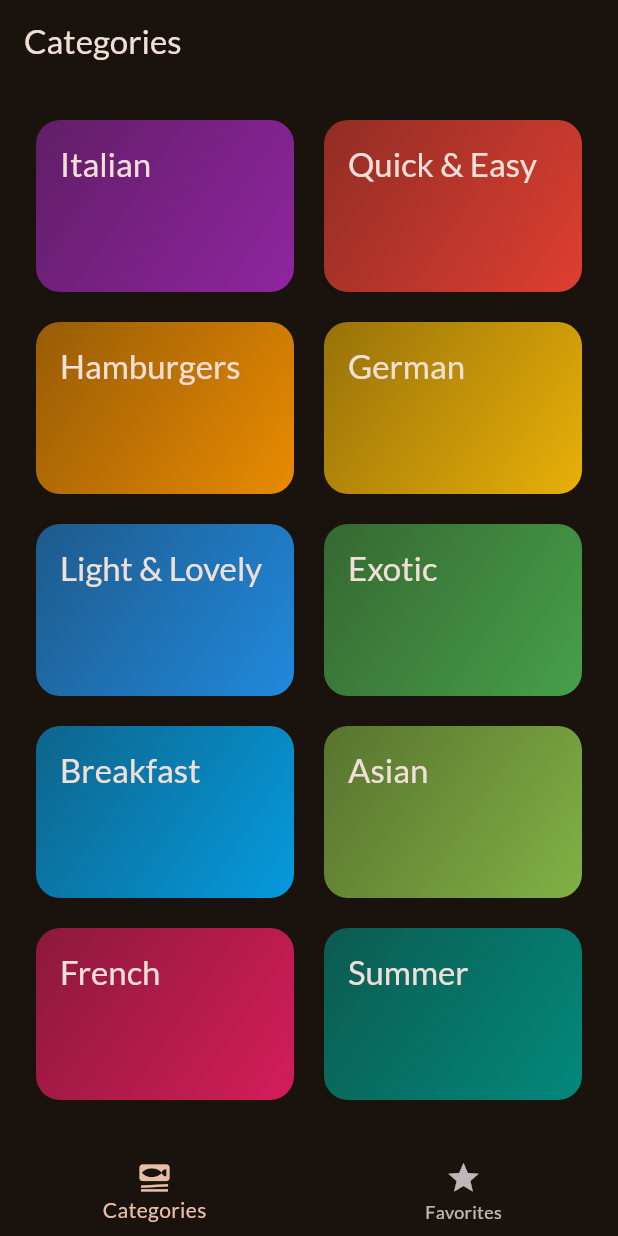
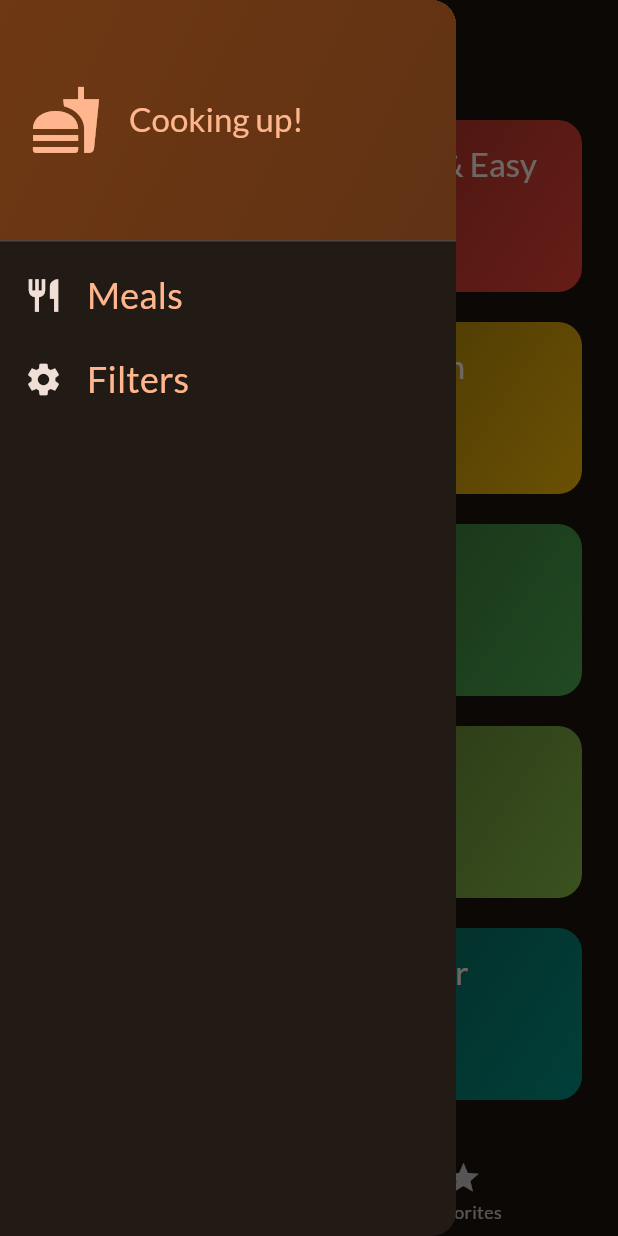
Before and after one commit to sweihmuller/meals_app, a Flutter app: the screen it shows after launch, with the side drawer open (before the commit the screen has no drawer), on a phone screen of 412 x 824 dp. Run offline on Flutter 3.47's test engine with Material 3 defaults, Android fonts, the phone set to English and light mode, and no system bars; our stand-ins replace google_fonts, transparent_image.

Commit message:
Adding a Side Drawer

```diff
--- a/lib/screens/tabs.dart
+++ b/lib/screens/tabs.dart
@@ -2,6 +2,7 @@ import 'package:flutter/material.dart';
 import 'package:meals_app/models/meal.dart';
 import 'package:meals_app/screens/categories.dart';
 import 'package:meals_app/screens/meals.dart';
+import 'package:meals_app/widgets/main_drawer.dart';
 
 class TabsScreen extends StatefulWidget {
   const TabsScreen({super.key});
@@ -45,6 +46,13 @@ class _TabsScreen extends State<TabsScreen> {
     });
   }
 
+  void _setScreen(String identifier) {
+    if (identifier == 'filters') {
+    } else {
+      Navigator.of(context).pop();
+    }
+  }
+
   @override
   Widget build(BuildContext context) {
     Widget activePage = CategoriesScreen(
@@ -63,7 +71,7 @@ class _TabsScreen extends State<TabsScreen> {
     return Scaffold(
       appBar: AppBar(title: Text(activePageTitle)),
       body: activePage,
-
+      drawer: MainDrawer(onSelectScreen: _setScreen),
       bottomNavigationBar: BottomNavigationBar(
         items: [
           BottomNavigationBarItem(
--- /dev/null
+++ b/lib/widgets/main_drawer.dart
@@ -0,0 +1,83 @@
+import 'package:flutter/material.dart';
+
+class MainDrawer extends StatelessWidget {
+  const MainDrawer({super.key, required this.onSelectScreen});
+
+  final void Function(String identifier) onSelectScreen;
+
+  @override
+  Widget build(BuildContext context) {
+    return Drawer(
+      child: Column(
+        children: [
+          DrawerHeader(
+            padding: const EdgeInsets.all(20),
+            decoration: BoxDecoration(
+              gradient: LinearGradient(
+                colors: [
+                  Theme.of(context).colorScheme.primaryContainer,
+                  Theme.of(
+                    context,
+                  ).colorScheme.primaryContainer.withValues(alpha: 0.8),
+                ],
+                begin: Alignment.topLeft,
+                end: Alignment.bottomRight,
+              ),
+            ),
+            child: Row(
+              children: [
+                Icon(
+                  Icons.fastfood,
+                  size: 48,
+                  color: Theme.of(context).colorScheme.primary,
+                ),
+                const SizedBox(width: 18),
+                Text(
+                  'Cooking up!',
+                  style: Theme.of(context).textTheme.titleLarge!.copyWith(
+                    color: Theme.of(context).colorScheme.primary,
+                  ),
+                ),
+              ],
+            ),
+          ),
+          ListTile(
+            leading: Icon(
+              Icons.restaurant,
+              size: 26,
+              color: Theme.of(context).colorScheme.onSurface,
+            ),
+            title: Text(
+              'Meals',
+              style: Theme.of(context).textTheme.titleSmall!.copyWith(
+                color: Theme.of(context).colorScheme.primary,
+                fontSize: 24,
+              ),
+            ),
+            onTap: () {
+              onSelectScreen('meals');
+            },
+          ),
+
+          ListTile(
+            leading: Icon(
+              Icons.settings,
+              size: 26,
+              color: Theme.of(context).colorScheme.onSurface,
+            ),
+            title: Text(
+              'Filters',
+              style: Theme.of(context).textTheme.titleSmall!.copyWith(
+                color: Theme.of(context).colorScheme.primary,
+                fontSize: 24,
+              ),
+            ),
+            onTap: () {
+              onSelectScreen('filters');
+            },
+          ),
+        ],
+      ),
+    );
+  }
+}
```
